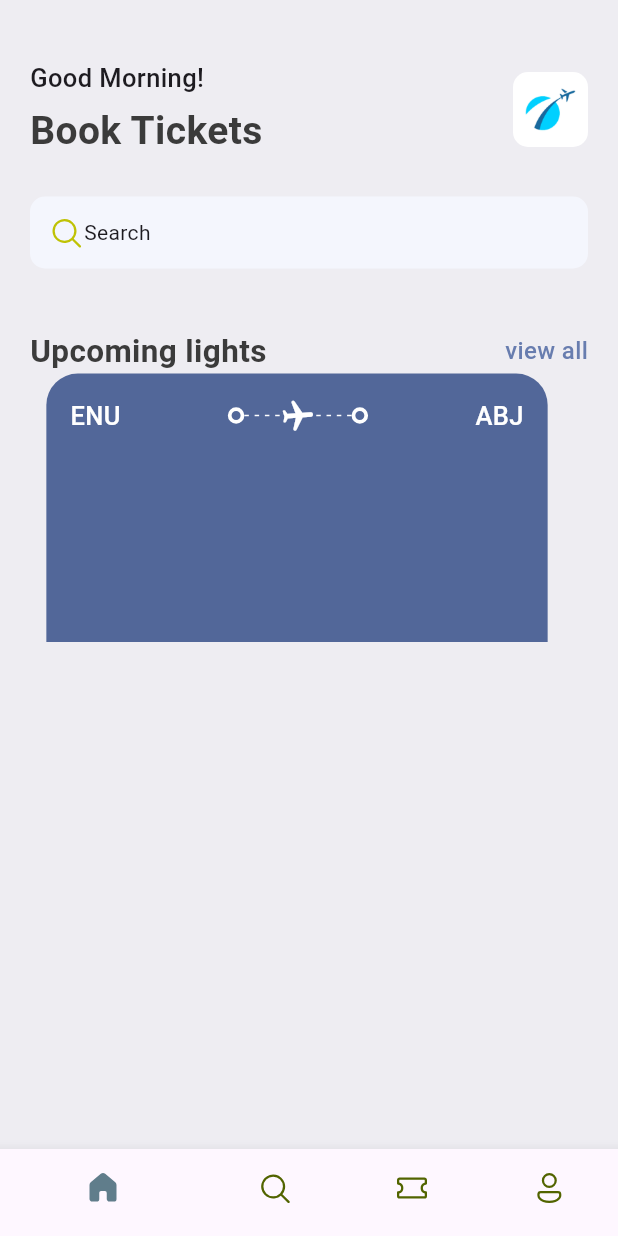
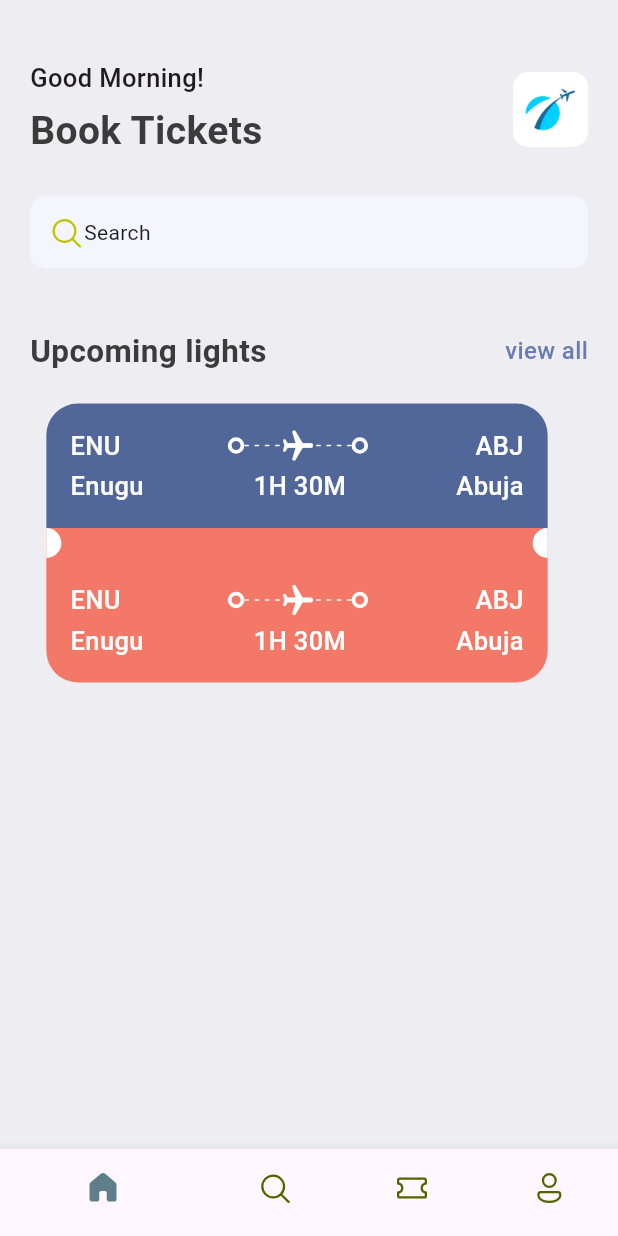
Before and after one commit to TimzonaTimothy/ticket_booking_mobile_app, a Flutter app: the screen it shows after launch, on a phone screen of 412 x 824 dp. Run offline on Flutter 3.47's test engine with Material 3 defaults, Android fonts, the phone set to English and light mode, and no system bars; our stand-ins replace fluentui_icons.

Commit message:
app layout builder

```diff
--- a/lib/base/res/styles/app_styles.dart
+++ b/lib/base/res/styles/app_styles.dart
@@ -7,6 +7,7 @@ class AppStyles {
   static Color bgColor = const Color(0xFFeeedf2);
   static Color textColor = const Color(0XFF3b3b3b);
   static Color ticketBlue = const Color(0xFF526799);
+  static Color ticketOrange = const Color(0xFFF37867);
   static TextStyle textStyle =
       TextStyle(fontSize: 16, color: textColor, fontWeight: FontWeight.w500);
 
--- /dev/null
+++ b/lib/base/widgets/big_circle.dart
@@ -0,0 +1,24 @@
+import 'package:flutter/material.dart';
+
+class BigCircle extends StatelessWidget {
+  final bool isRight;
+  const BigCircle({super.key, required this.isRight});
+
+  @override
+  Widget build(BuildContext context) {
+    return SizedBox(
+      height: 20,
+      width: 10,
+      child: DecoratedBox(
+          decoration: BoxDecoration(
+              color: Colors.white,
+              borderRadius: isRight == true
+                  ? const BorderRadius.only(
+                      topLeft: Radius.circular(10),
+                      bottomLeft: Radius.circular(10))
+                  : const BorderRadius.only(
+                      topRight: Radius.circular(10),
+                      bottomRight: Radius.circular(10)))),
+    );
+  }
+}
--- a/lib/base/widgets/ticket_view.dart
+++ b/lib/base/widgets/ticket_view.dart
@@ -2,6 +2,7 @@ import 'package:flutter/material.dart';
 import 'package:ticket_app/base/res/styles/app_styles.dart';
 
 import 'app_layoutbuilder_widget.dart';
+import 'big_circle.dart';
 import 'big_dot.dart';
 
 class TicketView extends StatelessWidget {
@@ -12,22 +13,27 @@ class TicketView extends StatelessWidget {
     final size = MediaQuery.of(context).size;
     return SizedBox(
       width: size.width * 0.85,
-      height: 179,
+      height: 189,
       child: Container(
+        margin: const EdgeInsets.only(right: 16),
+        child: Column(
+          children: [
+            Container(
               padding: const EdgeInsets.all(16),
-        margin: const EdgeInsets.only(right: 16),
               decoration: BoxDecoration(
                   color: AppStyles.ticketBlue,
                   borderRadius: const BorderRadius.only(
-                topLeft: Radius.circular(21), topRight: Radius.circular(21))),
-        child: Center(
+                      topLeft: Radius.circular(21),
+                      topRight: Radius.circular(21))),
               child: Column(
                 children: [
+                  // show departure and destination with icons first line
                   Row(
                     children: [
                       Text(
                         'ENU',
-                  style: AppStyles.headLineStyle3.copyWith(color: Colors.white),
+                        style: AppStyles.headLineStyle3
+                            .copyWith(color: Colors.white),
                         overflow: TextOverflow.ellipsis,
                       ),
                       Expanded(child: Container()),
@@ -43,7 +49,7 @@ class TicketView extends StatelessWidget {
                           ),
                           Center(
                             child: Transform.rotate(
-                          angle: 1.5,
+                                angle: 1.57,
                                 child: const Icon(
                                   Icons.local_airport_rounded,
                                   color: Colors.white,
@@ -55,16 +61,142 @@ class TicketView extends StatelessWidget {
                       Expanded(child: Container()),
                       Text(
                         'ABJ',
-                  style: AppStyles.headLineStyle3.copyWith(color: Colors.white),
+                        style: AppStyles.headLineStyle3
+                            .copyWith(color: Colors.white),
                         overflow: TextOverflow.ellipsis,
                       ),
                     ],
                   ),
-            const Row(
-              children: [],
+
+                  const SizedBox(
+                    height: 3,
+                  ),
+
+                  //show departure and destination names
+
+                  Row(
+                    children: [
+                      Text(
+                        'Enugu',
+                        style: AppStyles.headLineStyle3
+                            .copyWith(color: Colors.white),
+                        overflow: TextOverflow.ellipsis,
+                      ),
+                      Expanded(child: Container()),
+                      Text(
+                        '1H 30M',
+                        style: AppStyles.headLineStyle3
+                            .copyWith(color: Colors.white),
+                        overflow: TextOverflow.ellipsis,
+                      ),
+                      Expanded(child: Container()),
+                      Text(
+                        'Abuja',
+                        style: AppStyles.headLineStyle3
+                            .copyWith(color: Colors.white),
+                        overflow: TextOverflow.ellipsis,
+                      ),
+                    ],
+                  ),
+                ],
+              ),
+            ),
+            Container(
+              color: AppStyles.ticketOrange,
+              child: Row(
+                children: [
+
+                  const BigCircle(isRight: false,),
+                  Expanded(child: Container()),
+                  const BigCircle(isRight: true,),
+                ],
+              ),
+            ),
+            Container(
+              padding: const EdgeInsets.all(16),
+              decoration: BoxDecoration(
+                  color: AppStyles.ticketOrange,
+                  borderRadius: const BorderRadius.only(
+                      bottomLeft: Radius.circular(21),
+                      bottomRight: Radius.circular(21))),
+              child: Column(
+                children: [
+                  // show departure and destination with icons first line
+                  Row(
+                    children: [
+                      Text(
+                        'ENU',
+                        style: AppStyles.headLineStyle3
+                            .copyWith(color: Colors.white),
+                        overflow: TextOverflow.ellipsis,
+                      ),
+                      Expanded(child: Container()),
+                      const BigDot(),
+                      Expanded(
+                          child: Stack(
+                        children: [
+                          const SizedBox(
+                            height: 24,
+                            child: AppLayoutBuilderWidget(
+                              randeomDivider: 6,
+                            ),
+                          ),
+                          Center(
+                            child: Transform.rotate(
+                                angle: 1.57,
+                                child: const Icon(
+                                  Icons.local_airport_rounded,
+                                  color: Colors.white,
+                                )),
                           )
                         ],
                       )),
+                      const BigDot(),
+                      Expanded(child: Container()),
+                      Text(
+                        'ABJ',
+                        style: AppStyles.headLineStyle3
+                            .copyWith(color: Colors.white),
+                        overflow: TextOverflow.ellipsis,
+                      ),
+                    ],
+                  ),
+
+                  const SizedBox(
+                    height: 3,
+                  ),
+
+                  //show departure and destination names
+
+                  Row(
+                    children: [
+                      Text(
+                        'Enugu',
+                        style: AppStyles.headLineStyle3
+                            .copyWith(color: Colors.white),
+                        overflow: TextOverflow.ellipsis,
+                      ),
+                      Expanded(child: Container()),
+                      Text(
+                        '1H 30M',
+                        style: AppStyles.headLineStyle3
+                            .copyWith(color: Colors.white),
+                        overflow: TextOverflow.ellipsis,
+                      ),
+                      Expanded(child: Container()),
+                      Text(
+                        'Abuja',
+                        style: AppStyles.headLineStyle3
+                            .copyWith(color: Colors.white),
+                        overflow: TextOverflow.ellipsis,
+                      ),
+                    ],
+                  ),
+                ],
+              ),
+            ),
+          ],
+        ),
       ),
     );
   }
--- a/lib/screens/home_screen.dart
+++ b/lib/screens/home_screen.dart
@@ -85,7 +85,10 @@ class _HomeScreenState extends State<HomeScreen> {
                   bigText: 'Upcoming lights',
                   smallText: 'view all',
                 ),
-                TicketView(),
+                const SizedBox(
+                  height: 20,
+                ),
+                const TicketView(),
               ],
             ),
           ),
```
Lines whose indentation alone changed are shown as unchanged.
